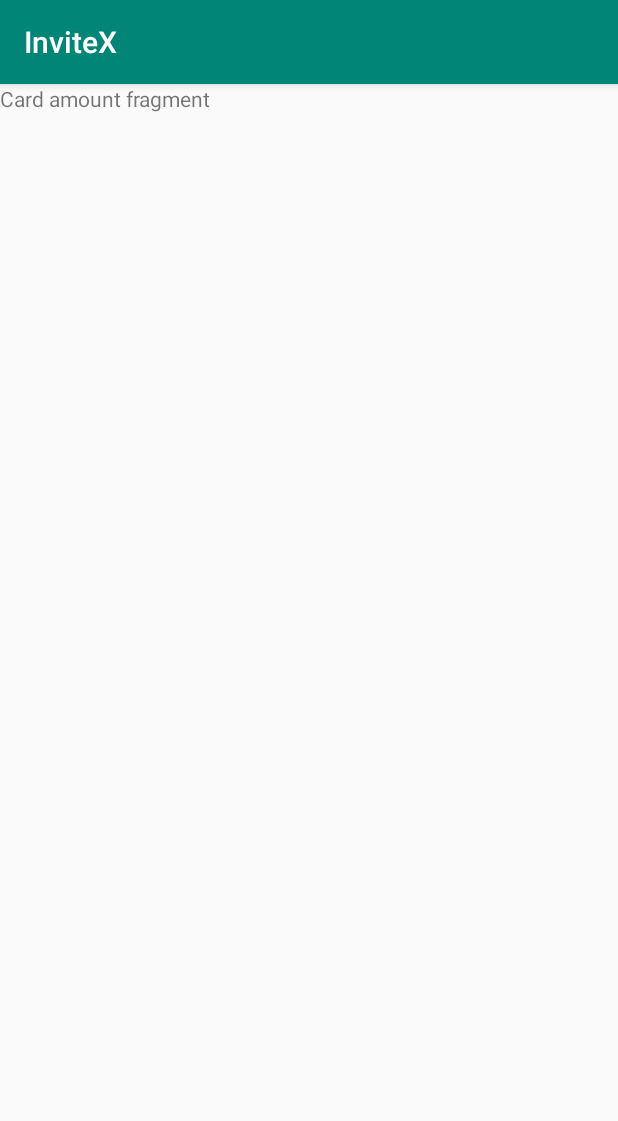
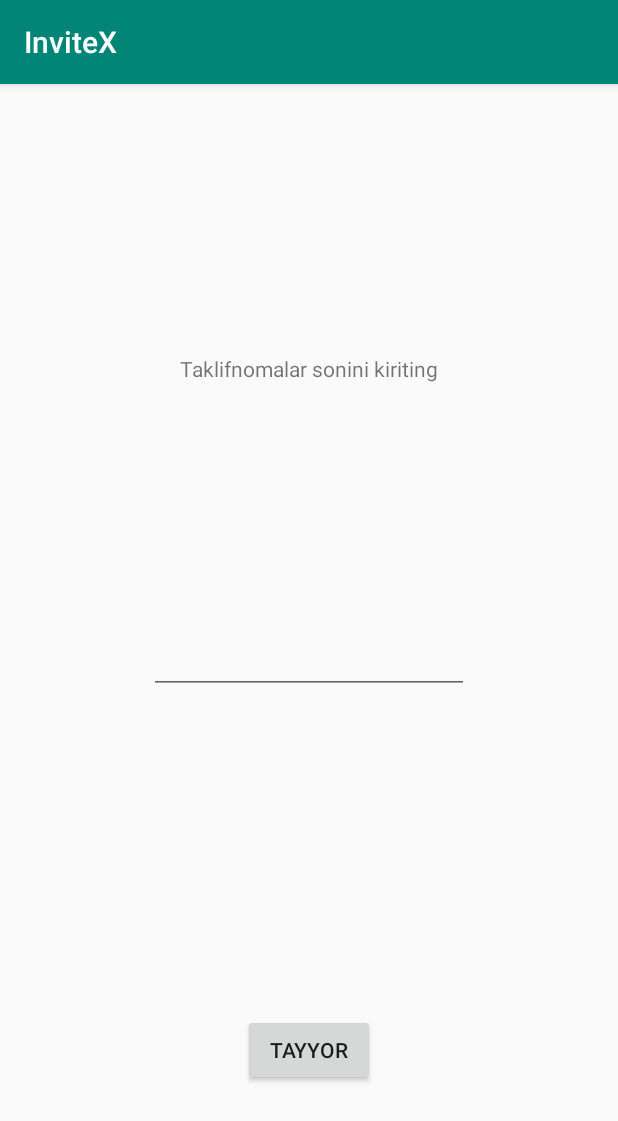
Before and after one commit to abduroid/InviteX, an Android app: the CardAmoutFragment screen opened through its navigation route, on a phone screen of 412 x 824 dp. Shown: the top 1121 px of the screen. Run offline under Robolectric (Android 15) with nearby library versions, the phone set to English and light mode, and no system bars; our stand-ins replace Navigation 3, data binding.

```diff
--- a/app/src/main/java/com/abduqodirov/invitex/CardAmoutFragment.kt
+++ b/app/src/main/java/com/abduqodirov/invitex/CardAmoutFragment.kt
@@ -9,6 +9,7 @@ import android.view.LayoutInflater
 import android.view.View
 import android.view.ViewGroup
 import androidx.databinding.DataBindingUtil
+import androidx.navigation.fragment.findNavController
 import com.abduqodirov.invitex.databinding.FragmentCardAmoutBinding
 
 /**
@@ -25,9 +26,16 @@ class CardAmoutFragment : Fragment() {
         val binding: FragmentCardAmoutBinding = DataBindingUtil.inflate(inflater, R.layout.fragment_card_amout,
             container, false)
 
+        binding.button.setOnClickListener {
+            this.findNavController().navigate(R.id.action_global_mainListsFragment)
+        }
+
+
         //TODO verstkasini qil, logikasiniyam qil
         return binding.root
     }
 
 
+
+
 }
--- a/app/src/main/java/com/abduqodirov/invitex/CongratsFragment.kt
+++ b/app/src/main/java/com/abduqodirov/invitex/CongratsFragment.kt
@@ -1,6 +1,7 @@
 package com.abduqodirov.invitex
 
 
+import android.content.Context
 import android.os.Bundle
 import androidx.fragment.app.Fragment
 import android.view.LayoutInflater
@@ -32,5 +33,4 @@ class CongratsFragment : Fragment() {
         return binding.root
     }
 
-
 }
--- a/app/src/main/java/com/abduqodirov/invitex/IntroActivity.kt
+++ /dev/null
@@ -1,14 +0,0 @@
-package com.abduqodirov.invitex
-
-import android.content.Context
-import androidx.appcompat.app.AppCompatActivity
-import android.os.Bundle
-
-class IntroActivity : AppCompatActivity() {
-
-    override fun onCreate(savedInstanceState: Bundle?) {
-        super.onCreate(savedInstanceState)
-        setContentView(R.layout.activity_intro)
-
-    }
-}
--- a/app/src/main/java/com/abduqodirov/invitex/MainActivity.kt
+++ b/app/src/main/java/com/abduqodirov/invitex/MainActivity.kt
@@ -1,11 +1,7 @@
 package com.abduqodirov.invitex
 
-import android.content.Context
 import androidx.appcompat.app.AppCompatActivity
 import android.os.Bundle
-import kotlinx.android.synthetic.main.activity_intro.*
-import kotlinx.android.synthetic.main.activity_main.*
-import kotlinx.android.synthetic.main.activity_main.intro_navhostfragment
 
 class MainActivity : AppCompatActivity() {
 
@@ -13,12 +9,6 @@ class MainActivity : AppCompatActivity() {
         super.onCreate(savedInstanceState)
         setContentView(R.layout.activity_main)
 
-        val sharedPref = application.getSharedPreferences(getString(R.string.first_launch_key), Context.MODE_PRIVATE)
 
-        val isFirstLaunch = sharedPref.getBoolean(getString(R.string.first_launch_key), true)
-
-        if (!isFirstLaunch) {
-            intro_navhostfragment.onDestroy()
-        }
     }
 }
--- /dev/null
+++ b/app/src/main/java/com/abduqodirov/invitex/MainListsFragment.kt
@@ -0,0 +1,49 @@
+package com.abduqodirov.invitex
+
+
+import android.content.Context
+import android.content.SharedPreferences
+import android.os.Bundle
+import android.util.Log
+import androidx.fragment.app.Fragment
+import android.view.LayoutInflater
+import android.view.View
+import android.view.ViewGroup
+import androidx.databinding.DataBindingUtil
+import androidx.navigation.fragment.findNavController
+import com.abduqodirov.invitex.databinding.FragmentMainListsBinding
+
+/**
+ * A simple [Fragment] subclass.
+ */
+class MainListsFragment : Fragment() {
+
+    override fun onCreateView(
+        inflater: LayoutInflater, container: ViewGroup?,
+        savedInstanceState: Bundle?
+    ): View? {
+
+        val sharedPreferences = activity!!.getSharedPreferences("keyim", Context.MODE_PRIVATE)
+
+        if (sharedPreferences.getBoolean("isFirstLaunch", true)) {
+
+            with(sharedPreferences.edit()) {
+                putBoolean("isFirstLaunch", false)
+                commit()
+            }
+
+            this.findNavController()
+                .navigate(R.id.action_mainListsFragment_to_intro_nested_navigation3)
+        }
+
+        val binding: FragmentMainListsBinding = DataBindingUtil.inflate(
+            inflater, R.layout.fragment_main_lists,
+            container, false
+        )
+
+        // Inflate the layout for this fragment
+        return binding.root
+    }
+
+
+}
--- a/app/src/main/res/layout/activity_intro.xml
+++ /dev/null
@@ -1,20 +0,0 @@
-<?xml version="1.0" encoding="utf-8"?>
-<androidx.constraintlayout.widget.ConstraintLayout xmlns:android="http://schemas.android.com/apk/res/android"
-    xmlns:app="http://schemas.android.com/apk/res-auto"
-    xmlns:tools="http://schemas.android.com/tools"
-    android:layout_width="match_parent"
-    android:layout_height="match_parent"
-    tools:context=".IntroActivity">
-
-    <fragment
-        android:id="@+id/intro_navhostfragment"
-        android:name="androidx.navigation.fragment.NavHostFragment"
-        android:layout_width="0dp"
-        android:layout_height="0dp"
-        app:layout_constraintBottom_toBottomOf="parent"
-        app:layout_constraintEnd_toEndOf="parent"
-        app:layout_constraintStart_toStartOf="parent"
-        app:layout_constraintTop_toTopOf="parent"
-        app:navGraph="@navigation/intro_navigation" />
-
-</androidx.constraintlayout.widget.ConstraintLayout>
--- a/app/src/main/res/layout/activity_main.xml
+++ b/app/src/main/res/layout/activity_main.xml
@@ -15,7 +15,7 @@
         app:layout_constraintEnd_toEndOf="parent"
         app:layout_constraintStart_toStartOf="parent"
         app:layout_constraintTop_toTopOf="parent"
-        app:navGraph="@navigation/intro_navigation" />
+        app:navGraph="@navigation/main_navigation" />
 
 
 
--- a/app/src/main/res/layout/fragment_card_amout.xml
+++ b/app/src/main/res/layout/fragment_card_amout.xml
@@ -1,5 +1,6 @@
 <?xml version="1.0" encoding="utf-8"?>
 <layout xmlns:android="http://schemas.android.com/apk/res/android"
+    xmlns:app="http://schemas.android.com/apk/res-auto"
     xmlns:tools="http://schemas.android.com/tools">
 
     <data>
@@ -11,11 +12,38 @@
         android:layout_height="match_parent"
         tools:context=".CardAmoutFragment">
 
-        <!-- TODO: Update blank fragment layout -->
+
         <TextView
-            android:layout_width="match_parent"
-            android:layout_height="match_parent"
-            android:text="Card amount fragment" />
+            android:id="@+id/textView"
+            android:layout_width="wrap_content"
+            android:layout_height="wrap_content"
+            android:layout_marginTop="180dp"
+            android:text="@string/enter_amount_of_cards"
+            app:layout_constraintEnd_toEndOf="parent"
+            app:layout_constraintStart_toStartOf="parent"
+            app:layout_constraintTop_toTopOf="parent" />
 
+        <EditText
+            android:id="@+id/editText2"
+            android:layout_width="wrap_content"
+            android:layout_height="wrap_content"
+            android:ems="10"
+            android:inputType="number"
+            app:layout_constraintBottom_toBottomOf="parent"
+            app:layout_constraintEnd_toEndOf="parent"
+            app:layout_constraintHorizontal_bias="0.5"
+            app:layout_constraintStart_toStartOf="parent"
+            app:layout_constraintTop_toTopOf="parent" />
+
+        <Button
+            android:id="@+id/button"
+            android:layout_width="wrap_content"
+            android:layout_height="wrap_content"
+            android:layout_marginBottom="100dp"
+            android:text="@string/tayyor_button"
+            app:layout_constraintBottom_toBottomOf="parent"
+            app:layout_constraintEnd_toEndOf="parent"
+            app:layout_constraintHorizontal_bias="0.5"
+            app:layout_constraintStart_toStartOf="parent" />
     </androidx.constraintlayout.widget.ConstraintLayout>
 </layout>
--- /dev/null
+++ b/app/src/main/res/layout/fragment_main_lists.xml
@@ -0,0 +1,22 @@
+<?xml version="1.0" encoding="utf-8"?>
+<layout xmlns:android="http://schemas.android.com/apk/res/android"
+    xmlns:tools="http://schemas.android.com/tools">
+
+    <data>
+
+    </data>
+
+    <androidx.constraintlayout.widget.ConstraintLayout
+        android:layout_width="match_parent"
+        android:layout_height="match_parent"
+        tools:context=".MainListsFragment">
+
+        <TextView
+            android:layout_width="wrap_content"
+            android:layout_height="wrap_content"
+
+            android:text="Hey hey hey"/>
+
+
+    </androidx.constraintlayout.widget.ConstraintLayout>
+</layout>
--- a/app/src/main/res/navigation/intro_navigation.xml
+++ /dev/null
@@ -1,33 +0,0 @@
-<?xml version="1.0" encoding="utf-8"?>
-<navigation xmlns:android="http://schemas.android.com/apk/res/android"
-    xmlns:app="http://schemas.android.com/apk/res-auto"
-    xmlns:tools="http://schemas.android.com/tools"
-    android:id="@+id/intro_navigation"
-    app:startDestination="@id/congratsFragment">
-
-    <fragment
-        android:id="@+id/congratsFragment"
-        android:name="com.abduqodirov.invitex.CongratsFragment"
-        android:label="fragment_congrats"
-        tools:layout="@layout/fragment_congrats" >
-        <action
-            android:id="@+id/action_congratsFragment_to_signUpFragment"
-            app:destination="@id/signUpFragment"
-            app:popUpTo="@+id/signUpFragment"
-            app:popUpToInclusive="true" />
-    </fragment>
-    <fragment
-        android:id="@+id/signUpFragment"
-        android:name="com.abduqodirov.invitex.SignUpFragment"
-        android:label="fragment_sign_up"
-        tools:layout="@layout/fragment_sign_up" >
-        <action
-            android:id="@+id/action_signUpFragment_to_cardAmoutFragment"
-            app:destination="@id/cardAmoutFragment" />
-    </fragment>
-    <fragment
-        android:id="@+id/cardAmoutFragment"
-        android:name="com.abduqodirov.invitex.CardAmoutFragment"
-        android:label="fragment_card_amout"
-        tools:layout="@layout/fragment_card_amout" />
-</navigation>
--- /dev/null
+++ b/app/src/main/res/navigation/main_navigation.xml
@@ -0,0 +1,48 @@
+<?xml version="1.0" encoding="utf-8"?>
+<navigation xmlns:android="http://schemas.android.com/apk/res/android"
+    xmlns:app="http://schemas.android.com/apk/res-auto"
+    xmlns:tools="http://schemas.android.com/tools"
+    android:id="@+id/main_navigation"
+    app:startDestination="@id/mainListsFragment">
+
+    <navigation
+        android:id="@+id/intro_nested_navigation"
+        app:startDestination="@id/congratsFragment">
+        <fragment
+            android:id="@+id/congratsFragment"
+            android:name="com.abduqodirov.invitex.CongratsFragment"
+            android:label="fragment_congrats"
+            tools:layout="@layout/fragment_congrats">
+            <action
+                android:id="@+id/action_congratsFragment_to_signUpFragment"
+                app:destination="@id/signUpFragment"
+                app:popUpTo="@+id/signUpFragment"
+                app:popUpToInclusive="true" />
+        </fragment>
+        <fragment
+            android:id="@+id/signUpFragment"
+            android:name="com.abduqodirov.invitex.SignUpFragment"
+            android:label="fragment_sign_up"
+            tools:layout="@layout/fragment_sign_up">
+            <action
+                android:id="@+id/action_signUpFragment_to_cardAmoutFragment"
+                app:destination="@id/cardAmoutFragment" />
+        </fragment>
+        <fragment
+            android:id="@+id/cardAmoutFragment"
+            android:name="com.abduqodirov.invitex.CardAmoutFragment"
+            android:label="fragment_card_amout"
+            tools:layout="@layout/fragment_card_amout" />
+        <action
+            android:id="@+id/action_global_mainListsFragment"
+            app:destination="@id/mainListsFragment" />
+    </navigation>
+    <fragment
+        android:id="@+id/mainListsFragment"
+        android:name="com.abduqodirov.invitex.MainListsFragment"
+        android:label="MainListsFragment" >
+        <action
+            android:id="@+id/action_mainListsFragment_to_intro_nested_navigation3"
+            app:destination="@id/intro_nested_navigation" />
+    </fragment>
+</navigation>
--- a/app/src/main/res/values/strings.xml
+++ b/app/src/main/res/values/strings.xml
@@ -4,4 +4,6 @@
     <!-- TODO: Remove or change this placeholder text -->
     <string name="hello_blank_fragment">Hello blank fragment</string>
     <string name="first_launch_key">com.abduqodirov.invitex.isFirstLaunch</string>
+    <string name="enter_amount_of_cards">Taklifnomalar sonini kiriting</string>
+    <string name="tayyor_button">Tayyor</string>
 </resources>
```
